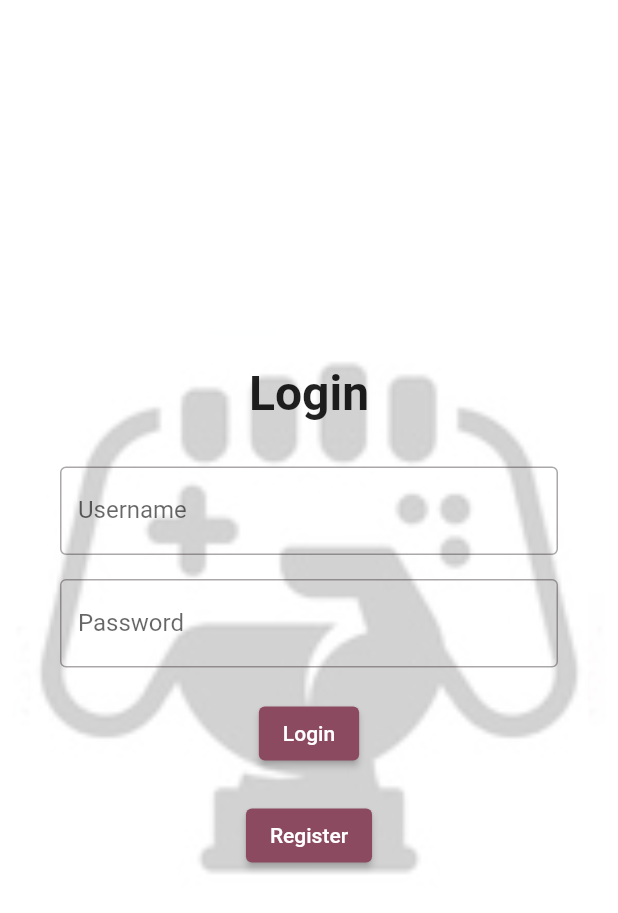
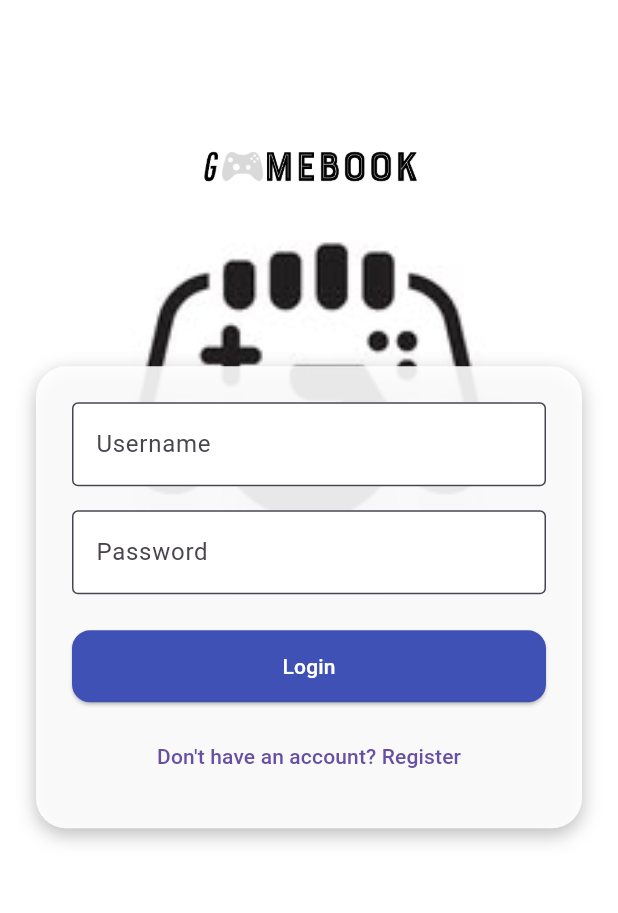
Before and after one commit to ahmadmansour1/game-hub-, a Flutter app: the screen it shows after launch, on a phone screen of 412 x 824 dp. Shown: the top 913 px of the screen. Run offline on Flutter 3.47's test engine with Material 3 defaults, Android fonts, the phone set to English and light mode, and no system bars; our stand-ins replace dio, firebase_core, flutter_map, get, latlong2, shared_preferences; missing offline and left inert: flutter_stripe; accounts and stored records are empty.

Commit message:
fixed design of the login

```diff
--- a/lib/main.dart
+++ b/lib/main.dart
@@ -34,21 +34,29 @@ class MyApp extends StatelessWidget {
         GetPage(name: '/register', page: () => RegisterPage(), binding: AuthBinding()),
       ],
       theme: ThemeData(
-          colorScheme: ColorScheme.fromSeed(seedColor: Colors.black),
-          appBarTheme: AppBarTheme(
-            elevation: 4.0,
-            centerTitle: true,
-            titleTextStyle: TextStyle(
-              fontSize: 20,
-              fontWeight: FontWeight.bold,
-              color: Colors.white,
-            ),
-            iconTheme: IconThemeData(
-              color: Colors.white,
-              size: 24,
-            ),
+
+        primarySwatch: Colors.indigo,
+        scaffoldBackgroundColor: Colors.grey[100],
+        textTheme: const TextTheme(
+          headlineMedium: TextStyle(fontSize: 28, fontWeight: FontWeight.bold, color: Colors.indigo),
+          bodyMedium: TextStyle(fontSize: 16),
+        ),
+        inputDecorationTheme: InputDecorationTheme(
+          filled: true,
+          fillColor: Colors.white,
+          border: OutlineInputBorder(
+            borderRadius: BorderRadius.circular(12),
+            borderSide: BorderSide(color: Colors.grey),
           ),
-          useMaterial3: false
+        ),
+        elevatedButtonTheme: ElevatedButtonThemeData(
+          style: ElevatedButton.styleFrom(
+            backgroundColor: Colors.indigo,
+            foregroundColor: Colors.white,
+            padding: EdgeInsets.symmetric(vertical: 14),
+            shape: RoundedRectangleBorder(borderRadius: BorderRadius.circular(12)),
+          ),
+        ),
       ),
       initialBinding: AuthBinding(),
       home: SplashScreen(),
--- a/lib/screens/login /login.dart
+++ b/lib/screens/login /login.dart
@@ -2,87 +2,117 @@ import 'package:flutter/material.dart';
 import 'package:game/controllers/auth_controllers.dart';
 import 'package:get/get.dart';
 
-class LoginPage extends StatelessWidget {
+class LoginPage extends StatefulWidget {
+  @override
+  State<LoginPage> createState() => _LoginPageState();
+}
+
+class _LoginPageState extends State<LoginPage> {
   final AuthController authController = Get.find<AuthController>();
 
   final TextEditingController usernameController = TextEditingController();
+
   final TextEditingController passwordController = TextEditingController();
 
   @override
   Widget build(BuildContext context) {
+    final screenHeight = MediaQuery.of(context).size.height;
+    final screenWidth = MediaQuery.of(context).size.width;
+
     return Scaffold(
+      backgroundColor: Colors.white,
       body: Obx(() => authController.isLoading.value
-          ? Center(child: CircularProgressIndicator())
+          ? const Center(child: CircularProgressIndicator())
           : Stack(
               children: [
-
+                // Background Image
                 Positioned.fill(
                   child: Image.asset(
                     'assets/game.jpg',
-              fit: BoxFit.cover, // Ensure the image covers the whole screen
-            ),
-          ),
-          // Content on top of the background image
-          Center(
-            child: Padding(
-              padding: const EdgeInsets.all(20.0),
-              child: Container(
-                decoration: BoxDecoration(
-                  color: Colors.white.withOpacity(0.8), // Semi-transparent background
-                  borderRadius: BorderRadius.circular(15),
-                ),
-                padding: const EdgeInsets.all(20.0),
-                child: SingleChildScrollView(
-                  child: Column(
-                    mainAxisAlignment: MainAxisAlignment.center,
-                    children: [
-                      Padding(
-                        padding: const EdgeInsets.only(bottom: 30.0),
-                        child: Text(
-                          'Login',
-                          style: TextStyle(
-                            fontSize: 32,
-                            fontWeight: FontWeight.bold,
-                          ),
+                    fit: BoxFit.cover,
                   ),
                 ),
 
+                // Main content with logo and login form
+                SingleChildScrollView(
+                  child: Padding(
+                    padding: const EdgeInsets.symmetric(horizontal: 24.0),
+                    child: Column(
+                      children: [
+                        SizedBox(height: screenHeight * 0.01), // Top spacing
+
+                        // Logo Image on top
+                        Center(
+                          child: Image.asset(
+                            'assets/Screenshot.png',
+                            width: screenWidth * 0.4,
+                            height: screenHeight * 0.25,
+                          ),
+                        ),
+
+                        const SizedBox(height: 30),
+
+                        // Login Card
+                        Container(
+                          width: double.infinity,
+
+                          decoration: BoxDecoration(
+                            color: Colors.white.withOpacity(0.9),
+                            borderRadius: BorderRadius.circular(20),
+                            boxShadow: [
+                              BoxShadow(
+                                color: Colors.black26,
+                                blurRadius: 10,
+                                offset: Offset(0, 4),
+                              ),
+                            ],
+                          ),
+                          padding: const EdgeInsets.all(24),
+                          child: Column(
+                            mainAxisSize: MainAxisSize.min,
+                            children: [
                               TextField(
                                 controller: usernameController,
-                        decoration: InputDecoration(
+                                decoration: const InputDecoration(
                                   labelText: 'Username',
                                   border: OutlineInputBorder(),
                                 ),
                               ),
-                      SizedBox(height: 16),
+                              const SizedBox(height: 16),
                               TextField(
                                 controller: passwordController,
-                        decoration: InputDecoration(
+                                decoration: const InputDecoration(
                                   labelText: 'Password',
                                   border: OutlineInputBorder(),
                                 ),
                                 obscureText: true,
                               ),
-                      SizedBox(height: 20),
-                      ElevatedButton(
+                              const SizedBox(height: 24),
+                              SizedBox(
+                                width: double.infinity,
+                                child: ElevatedButton(
                                   onPressed: () {
-                          final username = usernameController.text.trim();
-                          final password = passwordController.text.trim();
-
+                                    final username =
+                                        usernameController.text.trim();
+                                    final password =
+                                        passwordController.text.trim();
                                     authController.login(username, password);
                                   },
-                        child: Text('Login'),
+                                  child: const Text('Login'),
                                 ),
-                      SizedBox(height: 20),
-                      ElevatedButton(
+                              ),
+                              const SizedBox(height: 12),
+                              TextButton(
                                 onPressed: () {
                                   Get.offAllNamed('/register');
                                 },
-                        child: Text('Register'),
+                                child: const Text(
+                                    "Don't have an account? Register"),
                               ),
                             ],
                           ),
                         ),
+                      ],
                     ),
                   ),
                 ),
```
Also changed, not shown: assets/Screenshot.png (added), 2 other files. Lines whose indentation alone changed are shown as unchanged.
